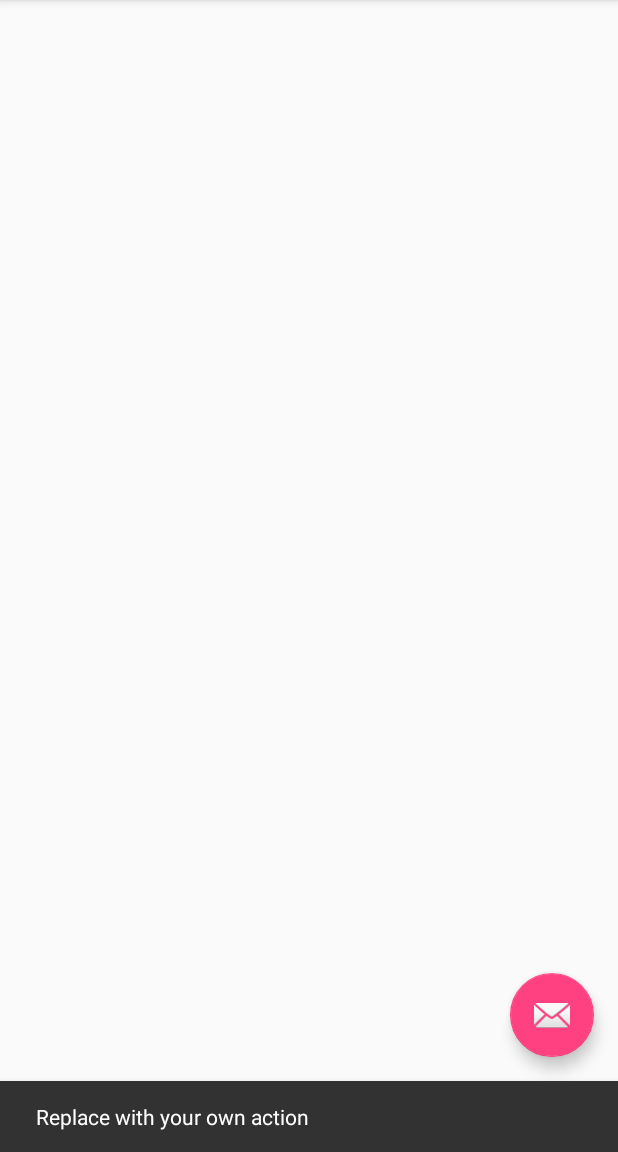
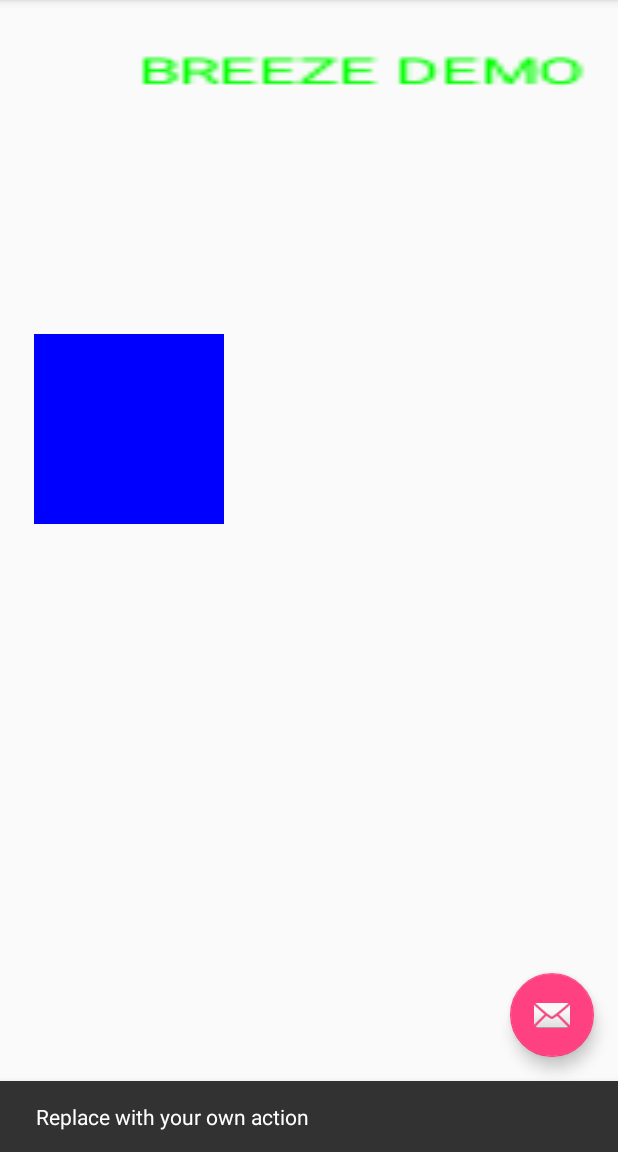
Before and after one commit to breeze1988/MDUI, an Android app: the screen it shows after launch (MainActivity), after a tap on an icon or button, on a phone screen of 412 x 824 dp, the part 84-1236 px from its top. Run offline under Robolectric (Android 15) with nearby library versions, the phone set to English and light mode, and no system bars; our stand-ins replace ButterKnife.

```diff
--- a/app/src/main/java/mduicom/breeze/mdui/activity/MainActivity.java
+++ b/app/src/main/java/mduicom/breeze/mdui/activity/MainActivity.java
@@ -4,6 +4,11 @@ import android.app.Fragment;
 import android.app.FragmentManager;
 import android.app.FragmentTransaction;
 import android.content.Intent;
+import android.graphics.Bitmap;
+import android.graphics.Canvas;
+import android.graphics.Color;
+import android.graphics.Paint;
+import android.graphics.drawable.BitmapDrawable;
 import android.os.Bundle;
 import android.support.design.widget.FloatingActionButton;
 import android.support.design.widget.NavigationView;
@@ -16,6 +21,7 @@ import android.support.v7.widget.Toolbar;
 import android.view.Menu;
 import android.view.MenuItem;
 import android.view.View;
+import android.widget.ImageView;
 
 import butterknife.ButterKnife;
 import mduicom.breeze.mdui.R;
@@ -46,6 +52,17 @@ public class MainActivity extends AppCompatActivity
                         .setAction("Action", null).show();
             }
         });
+
+        ImageView imageview = (ImageView)findViewById(R.id.main_imageview);
+
+        Bitmap b = Bitmap.createBitmap(100,100, Bitmap.Config.ARGB_8888);
+        Canvas canvas = new Canvas(b);
+        Paint paint = new Paint();
+        paint.setColor(Color.GREEN);
+        canvas.drawText("BREEZE DEMO", 20, 20, paint);
+
+        BitmapDrawable bitmapDrawable = new BitmapDrawable(b);
+        imageview.setBackground(bitmapDrawable);
 
         DrawerLayout drawer = (DrawerLayout) findViewById(R.id.drawer_layout);
         ActionBarDrawerToggle toggle = new ActionBarDrawerToggle(
--- a/app/src/main/java/mduicom/breeze/mdui/customview/CustomDemoView.java
+++ b/app/src/main/java/mduicom/breeze/mdui/customview/CustomDemoView.java
@@ -1,7 +1,11 @@
 package mduicom.breeze.mdui.customview;
 
 import android.content.Context;
+import android.graphics.Canvas;
+import android.graphics.Color;
+import android.graphics.Paint;
 import android.util.AttributeSet;
+import android.util.Log;
 import android.view.View;
 
 /**
@@ -9,30 +13,51 @@ import android.view.View;
  */
 public class CustomDemoView extends View {
 
+    private Paint mPaint;
+
     public CustomDemoView(Context context){
         super(context);
+        init();
     }
 
     public CustomDemoView(Context context,AttributeSet attrs){
         super(context,attrs);
+        init();
     }
 
     public CustomDemoView(Context context,AttributeSet attrs,int defStyle){
         super(context,attrs,defStyle);
+        init();
+    }
+
+    private void init(){
+                mPaint = new Paint();
+        mPaint.setColor(Color.GREEN);
+        mPaint.setTextSize(20);
     }
 
     @Override
     protected void onMeasure(int widthMeasureSpec, int heightMeasureSpec) {
        int measureWidth = measureWidth(widthMeasureSpec);
        int measureHeight = measureHeight(heightMeasureSpec);
-       setMeasuredDimension(measureWidth,measureHeight);
+
+       setMeasuredDimension(measureWidth,measureHeight); //制定视图在屏幕上大小
+    }
+
+    @Override
+    protected void onDraw(Canvas canvas) {
+        super.onDraw(canvas);
+        mPaint.setStyle(Paint.Style.FILL); //设置填充
+        canvas.drawRect(10, 10, 200, 200, mPaint); //绘制矩形
+        mPaint.setColor(Color.BLUE);
+        canvas.drawText("自定义view",10,120,mPaint);
     }
 
     /*
-    EXACTLY:设定具体值 match_parent 和 具体数值
-    AT_MOST : 不能超过最大值 wrap_content
-    UNSPECIFIED ：没有限制
-    */
+        EXACTLY:设定具体值 match_parent 和 具体数值
+        AT_MOST : 不能超过最大值 wrap_content
+        UNSPECIFIED ：没有限制
+        */
     private int measureWidth(int pWidthMeasureSpec){
         int result = 0;
         int widthMode = MeasureSpec.getMode(pWidthMeasureSpec);
@@ -46,6 +71,10 @@ public class CustomDemoView extends View {
                 result = Math.min(result,widthSize);
             }
         }
+        Log.e("customview","widthMeasureSpec = " + pWidthMeasureSpec +
+                        " , measureWidth = " + result +
+                        " , modeWidth = " + widthMode +
+                        " , toString = " + MeasureSpec.toString(pWidthMeasureSpec));
         return result;
     }
 
@@ -62,6 +91,10 @@ public class CustomDemoView extends View {
                 result = Math.min(result,heightSize);
             }
         }
+        Log.e("customview","widthMeasureSpec = " + pHeightMeasureSpec +
+                " , measureWidth = " + result +
+                " , modeWidth = " + heightMode +
+                " , toString = " + MeasureSpec.toString(pHeightMeasureSpec));
         return  result;
     }
 }
--- a/app/src/main/res/layout/content_main.xml
+++ b/app/src/main/res/layout/content_main.xml
@@ -12,11 +12,12 @@
     app:layout_behavior="@string/appbar_scrolling_view_behavior"
     tools:context=".activity.MainActivity"
     tools:showIn="@layout/app_bar_main">
+
     <FrameLayout
         android:id="@+id/main_content"
         android:layout_width="match_parent"
-        android:layout_height="match_parent"
-        />
+        android:layout_height="wrap_content"
+        android:visibility="gone" />
 
     <ScrollView
         android:layout_width="match_parent"
@@ -26,6 +27,15 @@
             android:layout_width="match_parent"
             android:layout_height="wrap_content"
             android:orientation="vertical">
+
+            <ImageView
+                android:id="@+id/main_imageview"
+                android:layout_width="match_parent"
+                android:layout_height="200dp" />
+
+            <mduicom.breeze.mdui.customview.CustomDemoView
+                android:layout_width="match_parent"
+                android:layout_height="200dp" />
         </LinearLayout>
     </ScrollView>
 
```
Also changed, not shown: app/src/main/java/mduicom/breeze/mdui/customview/CustomDemoViewGroup.java (added, +167 -0 lines).
